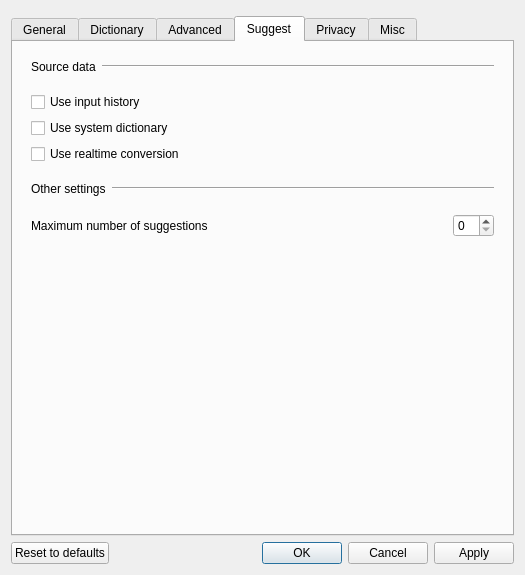
Above: src/gui/config_dialog/config_dialog.ui from google/mozc before the change. Below: the same form after it.
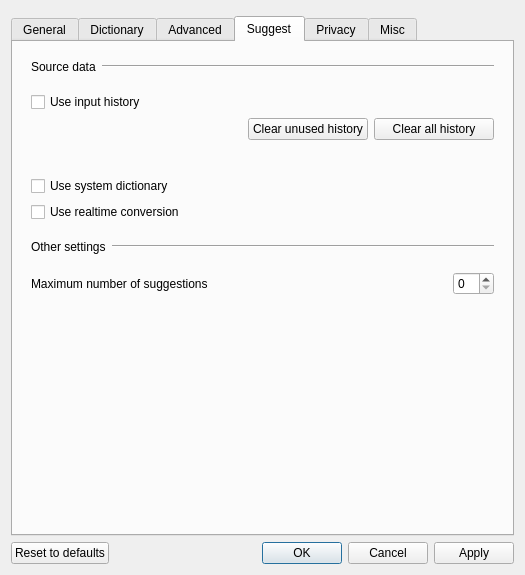
That is the form after the change. The open tabs and pages were chosen to show the change. Custom widgets are drawn as their Qt base class.

What changed in the file:
```diff
--- a/src/gui/config_dialog/config_dialog.ui
+++ b/src/gui/config_dialog/config_dialog.ui
@@ -936,14 +936,69 @@
               </property>
              </widget>
             </item>
-            <item row="1" column="0" colspan="3">
+            <item row="1" column="2">
+             <widget class="QPushButton" name="clearUserPredictionButton">
+              <property name="minimumSize">
+               <size>
+                <width>120</width>
+                <height>0</height>
+               </size>
+              </property>
+              <property name="text">
+               <string>Clear all history</string>
+              </property>
+             </widget>
+            </item>
+            <item row="3" column="0" colspan="3">
              <widget class="QCheckBox" name="dictionarySuggestCheckBox">
               <property name="text">
                <string>Use system dictionary</string>
               </property>
              </widget>
             </item>
-            <item row="2" column="0" colspan="3">
+            <item row="1" column="1">
+             <widget class="QPushButton" name="clearUnusedUserPredictionButton">
+              <property name="minimumSize">
+               <size>
+                <width>120</width>
+                <height>0</height>
+               </size>
+              </property>
+              <property name="text">
+               <string>Clear unused history</string>
+              </property>
+             </widget>
+            </item>
+            <item row="1" column="0">
+             <spacer name="horizontalSpacer_6">
+              <property name="orientation">
+               <enum>Qt::Orientation::Horizontal</enum>
+              </property>
+              <property name="sizeHint" stdset="0">
+               <size>
+                <width>40</width>
+                <height>20</height>
+               </size>
+              </property>
+             </spacer>
+            </item>
+            <item row="2" column="1">
+             <spacer name="verticalSpacer">
+              <property name="orientation">
+               <enum>Qt::Orientation::Vertical</enum>
+              </property>
+              <property name="sizeType">
+               <enum>QSizePolicy::Policy::Maximum</enum>
+              </property>
+              <property name="sizeHint" stdset="0">
+               <size>
+                <width>20</width>
+                <height>30</height>
+               </size>
+              </property>
+             </spacer>
+            </item>
+            <item row="4" column="0" colspan="3">
              <widget class="QCheckBox" name="realtimeConversionCheckBox">
               <property name="text">
                <string>Use realtime conversion</string>
```
Left out of the diff: 2 changed lines with no effect on the pictures.
